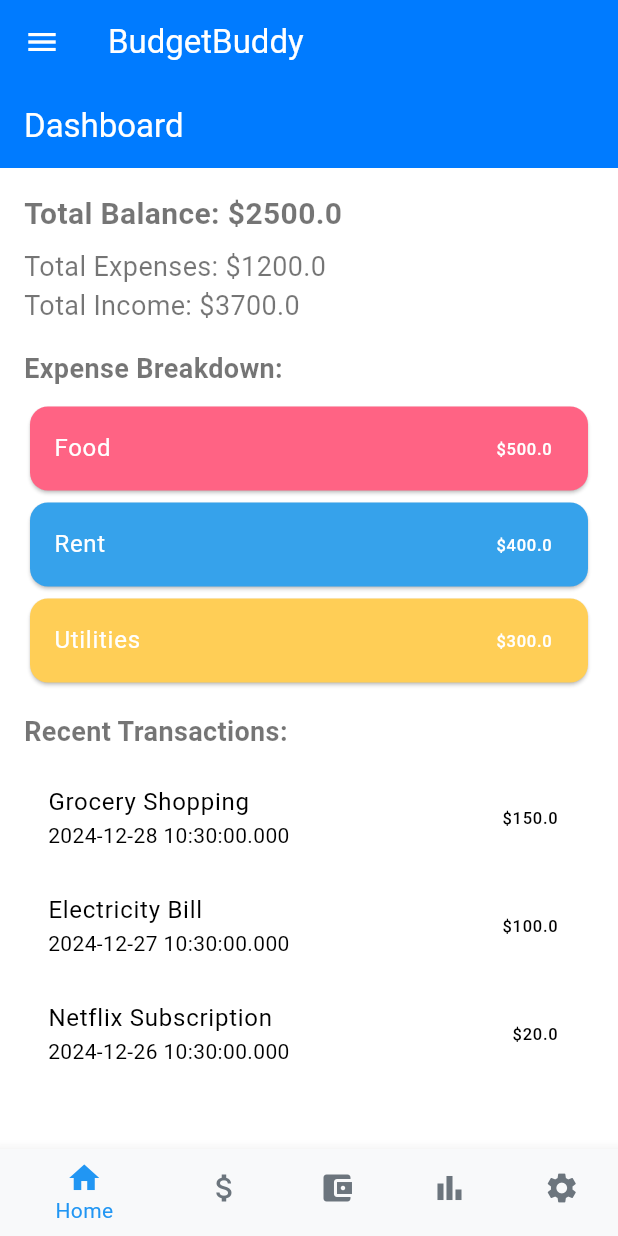
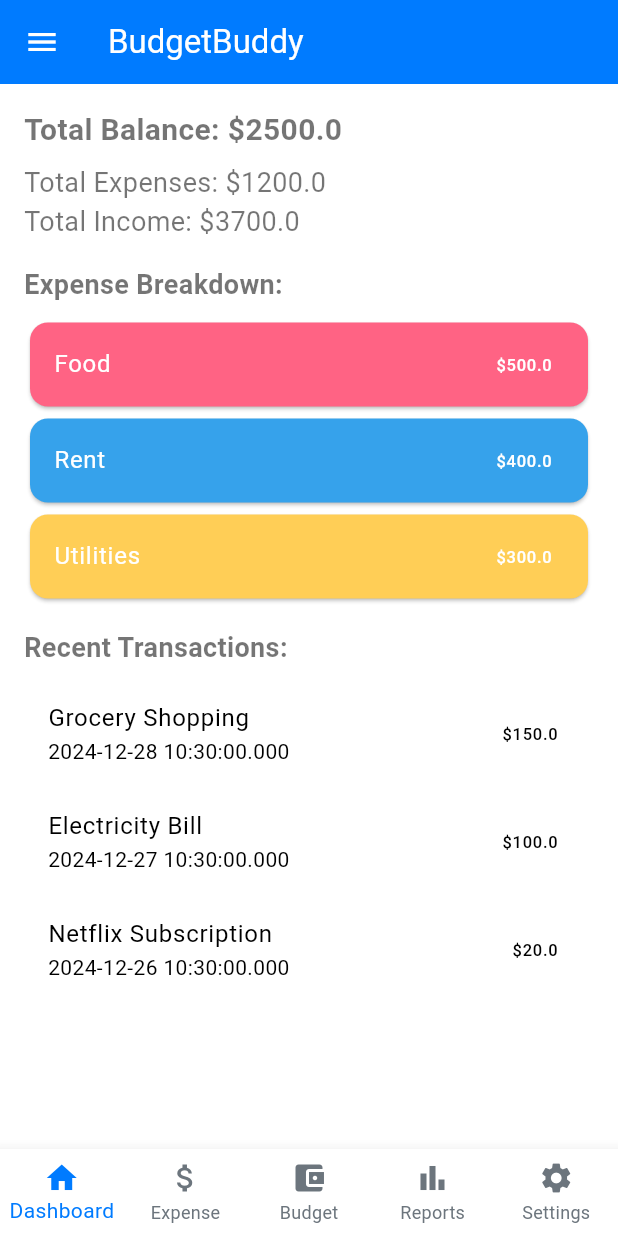
Before and after one commit to Soli1065/BudgetBuddy, a Flutter app: the screen it shows after launch, on a phone screen of 412 x 824 dp. Run offline on Flutter 3.47's test engine with Material 3 defaults, Android fonts, the phone set to English and light mode, and no system bars; our stand-ins replace dio, flutter_riverpod.

Commit message:
#base modification

```diff
--- a/lib/src/features/base/base.dart
+++ b/lib/src/features/base/base.dart
@@ -1,6 +1,5 @@
 import 'package:budget_buddy/src/core/ui/drawer/drawer.dart';
 import 'package:budget_buddy/src/features/dashboard/presentation/pages/dashboard_page.dart';
-import 'package:budget_buddy/src/features/home/home.dart';
 import 'package:budget_buddy/src/features/settings/settings.dart';
 import 'package:flutter/material.dart';
 
@@ -44,7 +43,7 @@ class _BasePageState extends State<BasePage> {
         items: const <BottomNavigationBarItem>[
           BottomNavigationBarItem(
             icon: Icon(Icons.home),
-            label: 'Home',
+            label: 'Dashboard',
           ),
           BottomNavigationBarItem(
             icon: Icon(Icons.attach_money),
@@ -64,7 +63,10 @@ class _BasePageState extends State<BasePage> {
           ),
         ],
         currentIndex: _selectedIndex,
-        selectedItemColor: Colors.blue, // Customize the color
+        showSelectedLabels: true,
+        showUnselectedLabels: true,
+        enableFeedback: true,
+        type: BottomNavigationBarType.fixed,
         onTap: _onItemTapped,
       ),
     );
--- a/lib/src/features/dashboard/presentation/pages/dashboard_page.dart
+++ b/lib/src/features/dashboard/presentation/pages/dashboard_page.dart
@@ -12,9 +12,9 @@ class DashboardPage extends ConsumerWidget {
     final dashboardState = ref.watch(dashboardProvider);
 
     return Scaffold(
-      appBar: AppBar(
-        title: const Text('Dashboard'),
-      ),
+      // appBar: AppBar(
+      //   title: const Text('Dashboard'),
+      // ),
       body: dashboardState.when(
         data: (data) => _buildDashboardContent(data),
         loading: () => const Center(child: CircularProgressIndicator()),
--- a/lib/src/features/home/home.dart
+++ /dev/null
@@ -1,2 +0,0 @@
-export 'presentation/home_page.dart';
-export 'presentation/home_provider.dart';
```
Also changed, not shown: lib/src/features/home/presentation/home_page.dart (deleted, +0 -42 lines), lib/src/features/home/presentation/home_provider.dart (deleted, +0 -31 lines), lib/src/features/home/presentation/home_state.dart (deleted, +0 -25 lines).
